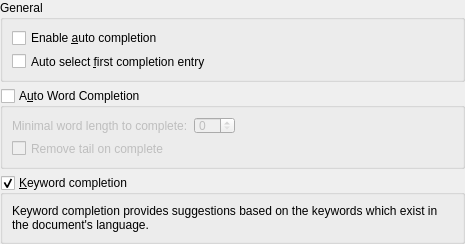
First picture: the form in src/dialogs/completionconfigtab.ui, repository KDE/ktexteditor, before the edit.
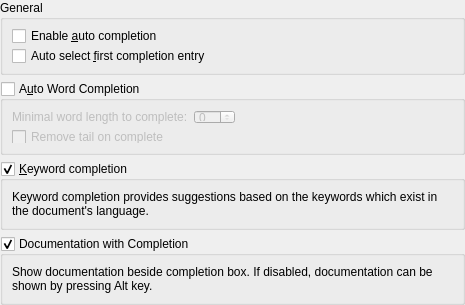
Second picture: the form after the edit.

```diff
--- a/src/dialogs/completionconfigtab.ui
+++ b/src/dialogs/completionconfigtab.ui
@@ -111,6 +111,28 @@
      </layout>
     </widget>
    </item>
+   <item>
+    <widget class="QGroupBox" name="gbShowDoc">
+     <property name="title">
+      <string>Documentation with Completion</string>
+     </property>
+     <property name="checkable">
+      <bool>true</bool>
+     </property>
+     <layout class="QVBoxLayout" name="verticalLayout_4">
+      <item>
+       <widget class="QLabel" name="label_3">
+        <property name="text">
+         <string>Show documentation beside completion box. If disabled, documentation can be shown by pressing Alt key.</string>
+        </property>
+        <property name="wordWrap">
+         <bool>true</bool>
+        </property>
+       </widget>
+      </item>
+     </layout>
+    </widget>
+   </item>
    <item>
     <spacer name="verticalSpacer">
      <property name="orientation">
```
